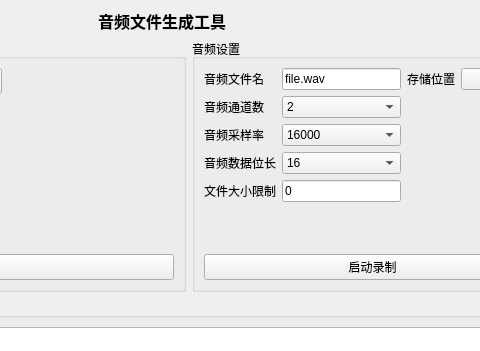
Old version of the form mainwindow.ui in the repository aron566/Audio_File_Generator; both pictures show x 238 to 718 and y 0 to 351 of the 800 by 600 pixel window.
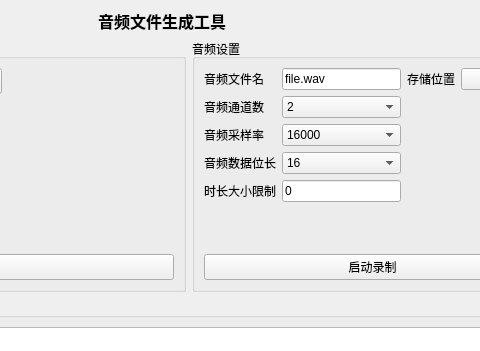
New version of the form.

Commit message: <feat>: <文件限制改为时长>

What changed in the file:
```diff
--- a/mainwindow.ui
+++ b/mainwindow.ui
@@ -89,7 +89,7 @@
        <item row="4" column="0">
         <widget class="QLabel" name="FILE_SIZElabel">
          <property name="text">
-          <string>文件大小限制</string>
+          <string>时长大小限制</string>
          </property>
         </widget>
        </item>
```
Left out of the diff: 2 changed lines with no effect on the pictures. The commit also changes 4 other files.
